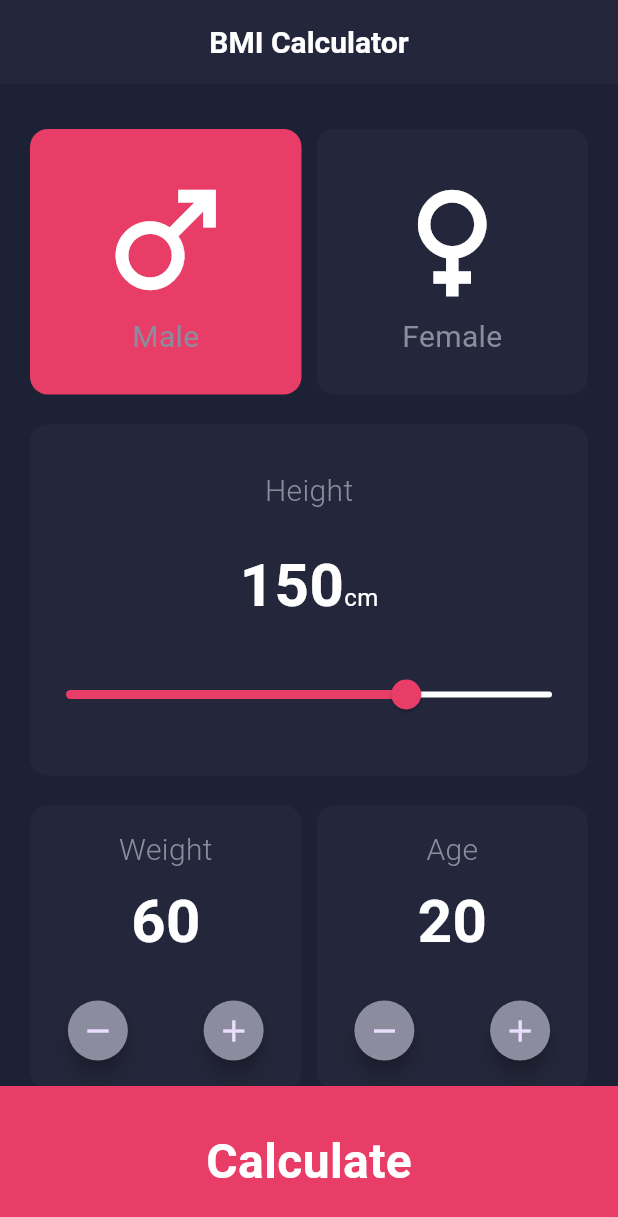
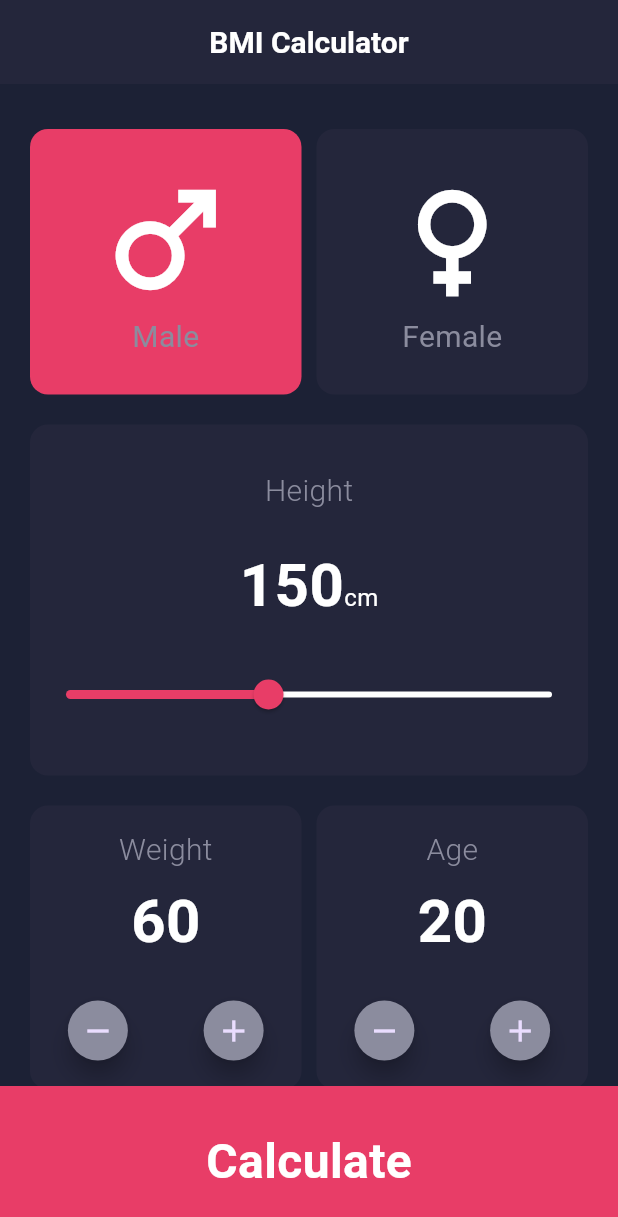
Before and after one commit to ahmedyounis44/Flutter-BIM-App, a Flutter app: the screen it shows after launch, on a phone screen of 412 x 824 dp. Shown: the top 1217 px of the screen. Run offline on Flutter 3.47's test engine with Material 3 defaults, Android fonts, the phone set to English and light mode, and no system bars.

Commit message:
Slider Action

```diff
--- a/lib/Screens/home_screen.dart
+++ b/lib/Screens/home_screen.dart
@@ -3,6 +3,7 @@ import 'package:flutterapp/widgets/calculate_button.dart';
 import 'package:flutterapp/widgets/counter_box.dart';
 import 'package:flutterapp/widgets/custom_app_bar.dart';
 import 'package:flutterapp/widgets/gender_box.dart';
+import 'package:flutterapp/widgets/slider_block.dart';
 
 class Homescreen extends StatefulWidget {
   const Homescreen({super.key});
@@ -13,6 +14,7 @@ class Homescreen extends StatefulWidget {
 
 class _HomescreenState extends State<Homescreen> {
   bool ismale=true;
+  int height=150;
   @override
   Widget build(BuildContext context) {
     return Scaffold(
@@ -59,7 +61,7 @@ class _HomescreenState extends State<Homescreen> {
                     TextSpan(
                       children: [
                         TextSpan(
-                          text: "150",
+                          text: height.toString(),
                           style: TextStyle(
                             fontSize: 40,
                             fontWeight: FontWeight.w700,
@@ -76,13 +78,11 @@ class _HomescreenState extends State<Homescreen> {
                       ],
                     ),
                   ),
-                  Slider(
-                    value: .7,
-                    onChanged: (value) {},
-                    activeColor: Color(0xffE83D67),
-                    inactiveColor: Colors.white,
-                    onChangeEnd:(value){} ,
-                  ),
+                  SliderBlock(height: height,onChanged: (value) {
+                    setState(() {
+                      height=value.round();
+                    });
+                  },)
                 ],
               ),
             ),
--- /dev/null
+++ b/lib/widgets/slider_block.dart
@@ -0,0 +1,20 @@
+import 'package:flutter/material.dart';
+
+class SliderBlock extends StatelessWidget {
+  const SliderBlock({super.key, required this.height, required this.onChanged});
+
+  final int height;
+  final Function(double value) onChanged;
+
+  @override
+  Widget build(BuildContext context) {
+    return Slider(
+      value: height.toDouble(),
+      min: 100,
+      max: 220,
+      onChanged: onChanged,
+      activeColor: Color(0xffE83D67),
+      inactiveColor: Colors.white,
+    );
+  }
+}
```
